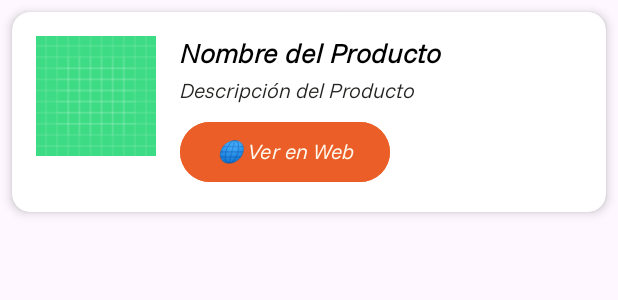
After one commit to SebastianRD14/Actividad-7, an Android app: the layout item_product.xml on its own in the app's theme, with its tools: preview values and no code run, on a phone screen of 412 x 824 dp. The commit adds this screen. Shown: the top 300 px of the screen. Run offline under Robolectric (Android 15) with nearby library versions, the phone set to English and light mode, and no system bars.

Commit message:
Implementar aplicación de productos con Intents

```diff
--- a/app/src/main/AndroidManifest.xml
+++ b/app/src/main/AndroidManifest.xml
@@ -1,7 +1,7 @@
 <?xml version="1.0" encoding="utf-8"?>
 <manifest xmlns:android="http://schemas.android.com/apk/res/android"
     xmlns:tools="http://schemas.android.com/tools">
-
+    <uses-permission android:name="android.permission.INTERNET"/>
     <application
         android:allowBackup="true"
         android:dataExtractionRules="@xml/data_extraction_rules"
--- /dev/null
+++ b/app/src/main/res/layout/item_product.xml
@@ -0,0 +1,60 @@
+<?xml version="1.0" encoding="utf-8"?>
+<androidx.cardview.widget.CardView xmlns:android="http://schemas.android.com/apk/res/android"
+    xmlns:app="http://schemas.android.com/apk/res-auto"
+    android:layout_width="match_parent"
+    android:layout_height="wrap_content"
+    android:layout_margin="8dp"
+    app:cardCornerRadius="12dp"
+    app:cardElevation="4dp">
+
+    <LinearLayout
+        android:layout_width="match_parent"
+        android:layout_height="wrap_content"
+        android:orientation="horizontal"
+        android:padding="16dp">
+
+        <ImageView
+            android:id="@+id/ivProductImage"
+            android:layout_width="80dp"
+            android:layout_height="80dp"
+            android:contentDescription="@string/imagen_producto"
+            android:scaleType="centerCrop"
+            android:src="@drawable/ic_launcher_background" />
+
+        <LinearLayout
+            android:layout_width="0dp"
+            android:layout_height="wrap_content"
+            android:layout_weight="1"
+            android:layout_marginStart="16dp"
+            android:orientation="vertical">
+
+            <TextView
+                android:id="@+id/tvProductName"
+                android:layout_width="wrap_content"
+                android:layout_height="wrap_content"
+                android:text="@string/titulo_producto"
+                android:textColor="@color/black"
+                android:textSize="18sp"
+                android:textStyle="bold" />
+
+            <TextView
+                android:id="@+id/tvProductDescription"
+                android:layout_width="wrap_content"
+                android:layout_height="wrap_content"
+                android:layout_marginTop="4dp"
+                android:text="@string/titulo_description"
+                android:textColor="@color/dark_gray" />
+
+            <Button
+                android:id="@+id/btnViewProduct"
+                android:layout_width="wrap_content"
+                android:layout_height="wrap_content"
+                android:layout_marginTop="8dp"
+                android:backgroundTint="@color/orange"
+                android:text="@string/btn_view_product" />
+
+        </LinearLayout>
+
+    </LinearLayout>
+
+</androidx.cardview.widget.CardView>
--- a/app/src/main/res/values/colors.xml
+++ b/app/src/main/res/values/colors.xml
@@ -1,5 +1,6 @@
 <?xml version="1.0" encoding="utf-8"?>
 <resources>
+    <color name="black">#000000</color>
     <color name="white">#FFFCF2</color>
     <color name="gray">#ccc5b9</color>
     <color name="mediumgray">#403d39</color>
--- a/app/src/main/res/values/strings.xml
+++ b/app/src/main/res/values/strings.xml
@@ -1,3 +1,8 @@
 <resources>
     <string name="app_name">Actividad7</string>
+    <string name="titulo_main">🛒 Explorador de Productos</string>
+    <string name="titulo_producto">Nombre del Producto</string>
+    <string name="titulo_description">Descripción del Producto</string>
+    <string name="btn_view_product">🌐 Ver en Web</string>
+    <string name="imagen_producto">Imagen del Producto</string>"
 </resources>
--- a/app/src/main/res/values/themes.xml
+++ b/app/src/main/res/values/themes.xml
@@ -12,7 +12,7 @@
         <item name="colorTertiaryContainer">@color/gray</item>
         <item name="colorOnTertiaryContainer">@color/white</item>
         <item name="colorError">@color/red</item>
-        <item name="android:fontFamily">@font/FunnelSans</item>
+        <item name="android:fontFamily">@font/funnelsans</item>
     </style>
 
     <style name="Theme.Actividad7" parent="Base.Theme.Actividad7" />
--- a/gradle/libs.versions.toml
+++ b/gradle/libs.versions.toml
@@ -7,6 +7,7 @@ appcompat = "1.7.1"
 material = "1.13.0"
 activity = "1.11.0"
 constraintlayout = "2.2.1"
+recyclerview = "1.4.0"
 
 [libraries]
 junit = { group = "junit", name = "junit", version.ref = "junit" }
@@ -16,6 +17,7 @@ appcompat = { group = "androidx.appcompat", name = "appcompat", version.ref = "a
 material = { group = "com.google.android.material", name = "material", version.ref = "material" }
 activity = { group = "androidx.activity", name = "activity", version.ref = "activity" }
 constraintlayout = { group = "androidx.constraintlayout", name = "constraintlayout", version.ref = "constraintlayout" }
+recyclerview = { group = "androidx.recyclerview", name = "recyclerview", version.ref = "recyclerview" }
 
 [plugins]
 android-application = { id = "com.android.application", version.ref = "agp" }
```
Also changed, not shown: app/build.gradle.kts (+8 -0 lines), app/src/main/java/com/srd14/actividad7/MainActivity.java (+59 -6 lines), app/src/main/java/com/srd14/actividad7/Product.java (added, +29 -0 lines), app/src/main/java/com/srd14/actividad7/ProductAdapter.java (added, +73 -0 lines), app/src/main/res/layout/activity_main.xml (+22 -1 lines), app/src/main/res/font/funnelsans.ttf (renamed from app/src/main/res/font/FunnelSans.ttf), app/src/main/res/font/funnelsans_bold.ttf (renamed from app/src/main/res/font/FunnelSans_bold.ttf).
